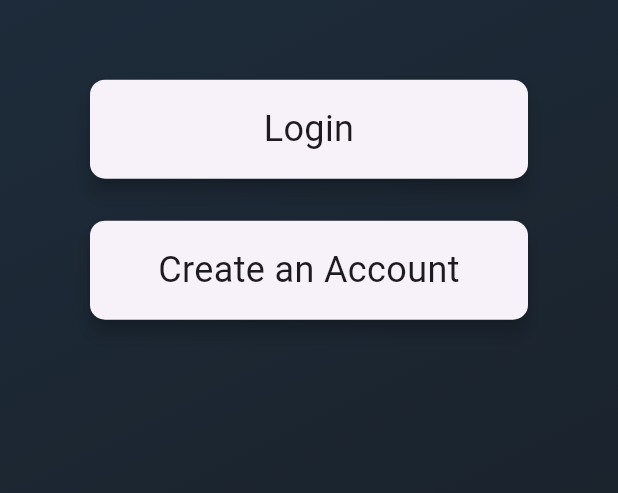
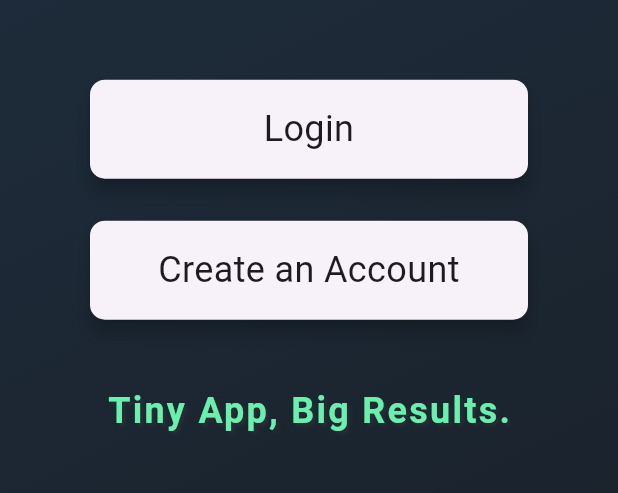
Before and after one commit to CSC-4350-SP2024/Team10, a Flutter app: the screen it shows after launch, on a phone screen of 412 x 824 dp, the part 499-992 px from its top. Run offline on Flutter 3.47's test engine with Material 3 defaults, Android fonts, the phone set to English and light mode, and no system bars; our stand-ins replace cloud_firestore, firebase_auth, firebase_core; missing offline and left inert: confirm_dialog; accounts and stored records are empty; Roboto replaces fonts that are missing (Pacifico).

Commit message:
QOL changes to buttons
also saves session if user is still logged in (no need to login each time)

```diff
--- a/tinytaskapp/lib/main.dart
+++ b/tinytaskapp/lib/main.dart
@@ -2,6 +2,7 @@ import 'package:flutter/material.dart';
 import 'package:tinytaskapp/firebase_options.dart';
 import 'nav.dart';
 import 'package:firebase_core/firebase_core.dart';
+import 'package:firebase_auth/firebase_auth.dart';
 import 'userDirectory.dart';
 import './themes/theme.dart';
 
@@ -30,9 +31,29 @@ class TaskApp extends StatelessWidget {
   Widget build(BuildContext context) {
     return MaterialApp(
       debugShowCheckedModeBanner: false,
-      title: 'Task App',
+      title: 'TinyTask',
       theme: AppThemes.darkTheme(),
-      home: const UserDirectoryScreen(),
+      home: StreamBuilder<User?>(
+        stream: FirebaseAuth.instance.authStateChanges(),
+        builder: (context, snapshot) {
+          if (snapshot.connectionState == ConnectionState.active) {
+            // Get the user
+            User? user = snapshot.data;
+            // If the user is not null, they're logged in
+            if (user != null) {
+              return HomeScreen(); // Or whatever your home screen is
+            }
+            // User is not logged in
+            return const UserDirectoryScreen();
+          }
+          // Waiting for connection state to be active
+          return const Scaffold(
+            body: Center(
+              child: CircularProgressIndicator(),
+            ),
+          );
+        },
+      ),
     );
   }
 }
--- a/tinytaskapp/lib/processTasks/addTask.dart
+++ b/tinytaskapp/lib/processTasks/addTask.dart
@@ -347,7 +347,7 @@ class _AddTaskScreenState extends State<AddTaskScreen> {
                 await addTask();
               },
               style: ButtonStyle(
-                backgroundColor: MaterialStateProperty.all(navBackgroundColor),
+                backgroundColor: MaterialStateProperty.all(Colors.green),
               ),
               child: Text(
                 'Add',
--- a/tinytaskapp/lib/processTasks/editTask.dart
+++ b/tinytaskapp/lib/processTasks/editTask.dart
@@ -319,7 +319,7 @@ class _EditTaskScreenState extends State<EditTaskScreen> {
                 await updateTask();
               },
               style: ButtonStyle(
-                backgroundColor: MaterialStateProperty.all(navBackgroundColor),
+                backgroundColor: MaterialStateProperty.all(Colors.green),
               ),
               child: Text(
                 'Update',
--- a/tinytaskapp/lib/register-login/register.dart
+++ b/tinytaskapp/lib/register-login/register.dart
@@ -13,13 +13,18 @@ class RegScreen extends StatelessWidget {
     final TextEditingController _passwordController = TextEditingController();
 
     return Scaffold(
+      resizeToAvoidBottomInset: true,
       appBar: AppBar(
-        title: Text('Sign Up for an Account', style: TextStyle(color: fontColor)),
-        backgroundColor: backgroundColor, // Applying backgroundColor to the app bar
+        title:
+            Text('Sign Up for an Account', style: TextStyle(color: fontColor)),
+        backgroundColor:
+            backgroundColor, // Applying backgroundColor to the app bar
         iconTheme: IconThemeData(color: fontColor),
       ),
-      body: Container(
-        color: settingsBackgroundColor, // Applying settingsBackgroundColor to the body
+      body: SingleChildScrollView(
+        child: Container(
+          color:
+              settingsBackgroundColor, // Applying settingsBackgroundColor to the body
           padding: const EdgeInsets.all(16.0),
           child: Column(
             crossAxisAlignment: CrossAxisAlignment.stretch,
@@ -27,9 +32,12 @@ class RegScreen extends StatelessWidget {
             children: [
               TextFormField(
                 decoration: InputDecoration(
-                icon: Icon(Icons.person, color: fontColor), // Adding fontColor to the icon color
+                  icon: Icon(Icons.person,
+                      color: fontColor), // Adding fontColor to the icon color
                   labelText: 'First Name *',
-                labelStyle: TextStyle(color: fontColor), // Adding fontColor to the label text color
+                  labelStyle: TextStyle(
+                      color:
+                          fontColor), // Adding fontColor to the label text color
                 ),
                 validator: (value) {
                   if (value?.isEmpty ?? true) {
@@ -40,9 +48,12 @@ class RegScreen extends StatelessWidget {
               ),
               TextFormField(
                 decoration: InputDecoration(
-                icon: Icon(Icons.person, color: fontColor), // Adding fontColor to the icon color
+                  icon: Icon(Icons.person,
+                      color: fontColor), // Adding fontColor to the icon color
                   labelText: 'Last Name *',
-                labelStyle: TextStyle(color: fontColor), // Adding fontColor to the label text color
+                  labelStyle: TextStyle(
+                      color:
+                          fontColor), // Adding fontColor to the label text color
                 ),
                 validator: (value) {
                   if (value?.isEmpty ?? true) {
@@ -53,16 +64,20 @@ class RegScreen extends StatelessWidget {
               ),
               TextFormField(
                 decoration: InputDecoration(
-                icon: Icon(Icons.mail, color: fontColor), // Adding fontColor to the icon color
+                  icon: Icon(Icons.mail,
+                      color: fontColor), // Adding fontColor to the icon color
                   labelText: 'Email *',
-                labelStyle: TextStyle(color: fontColor), // Adding fontColor to the label text color
+                  labelStyle: TextStyle(
+                      color:
+                          fontColor), // Adding fontColor to the label text color
                 ),
                 validator: (String? value) {
                   if (value == null || value.isEmpty) {
                     return 'Please enter your email';
                   }
                   // Applying regex validation for email
-                if (!RegExp(r'^[\w-\.]+@([\w-]+\.)+[\w-]{2,4}$').hasMatch(value)) {
+                  if (!RegExp(r'^[\w-\.]+@([\w-]+\.)+[\w-]{2,4}$')
+                      .hasMatch(value)) {
                     return 'Please enter a valid email address';
                   }
                   return null;
@@ -78,7 +93,8 @@ class RegScreen extends StatelessWidget {
                 decoration: InputDecoration(
                   border: OutlineInputBorder(),
                 ),
-              items: <String>['up to 3', 'up to 5', 'up to 8'].map((String value) {
+                items: <String>['up to 3', 'up to 5', 'up to 8']
+                    .map((String value) {
                   return DropdownMenuItem<String>(
                     value: value,
                     child: Text(value, style: TextStyle(color: fontColor)),
@@ -91,16 +107,21 @@ class RegScreen extends StatelessWidget {
               TextFormField(
                 controller: _passwordController,
                 decoration: InputDecoration(
-                icon: Icon(Icons.lock_person_rounded, color: fontColor), // Adding fontColor to the icon color
+                  icon: Icon(Icons.lock_person_rounded,
+                      color: fontColor), // Adding fontColor to the icon color
                   labelText: 'Password *',
-                labelStyle: TextStyle(color: fontColor), // Adding fontColor to the label text color
+                  labelStyle: TextStyle(
+                      color:
+                          fontColor), // Adding fontColor to the label text color
                 ),
                 validator: (String? value) {
                   if (value == null || value.isEmpty) {
                     return 'Please enter your password';
                   }
                   // Applying regex validation for password
-                if (!RegExp(r'^(?=.*[A-Za-z])(?=.*\d)(?=.*[@$!%*#?&])[A-Za-z\d@$!%*#?&]{8,}$').hasMatch(value)) {
+                  if (!RegExp(
+                          r'^(?=.*[A-Za-z])(?=.*\d)(?=.*[@$!%*#?&])[A-Za-z\d@$!%*#?&]{8,}$')
+                      .hasMatch(value)) {
                     return 'Your password must:\nContain eight characters\nContain at least one letter\nContain at least one number\nContain one special character';
                   }
                   return null;
@@ -108,9 +129,12 @@ class RegScreen extends StatelessWidget {
               ),
               TextFormField(
                 decoration: InputDecoration(
-                icon: Icon(Icons.lock_person_rounded, color: fontColor), // Adding fontColor to the icon color
+                  icon: Icon(Icons.lock_person_rounded,
+                      color: fontColor), // Adding fontColor to the icon color
                   labelText: 'Confirm Password *',
-                labelStyle: TextStyle(color: fontColor), // Adding fontColor to the label text color
+                  labelStyle: TextStyle(
+                      color:
+                          fontColor), // Adding fontColor to the label text color
                 ),
                 validator: (String? value) {
                   if (value == null || value.isEmpty) {
@@ -128,7 +152,8 @@ class RegScreen extends StatelessWidget {
                   // TODO: Implement sign up logic
                 },
                 style: ButtonStyle(
-                backgroundColor: MaterialStateProperty.all(settingsBackgroundColor), // Using settingsBackgroundColor for button background
+                  backgroundColor: MaterialStateProperty.all(
+                      settingsBackgroundColor), // Using settingsBackgroundColor for button background
                 ),
                 child: Text(
                   'Sign Up',
@@ -147,14 +172,16 @@ class RegScreen extends StatelessWidget {
                     MaterialPageRoute(builder: (context) => LoginScreen()),
                   );
                 },
-              child: Text (
+                child: Text(
                   "Already have an account? Sign in now.",
-                style: TextStyle(color: fontColor), // Adding fontColor to the text color
+                  style: TextStyle(
+                      color: fontColor), // Adding fontColor to the text color
                 ),
               )
             ],
           ),
         ),
+      ),
     );
   }
 }
--- a/tinytaskapp/lib/userDirectory.dart
+++ b/tinytaskapp/lib/userDirectory.dart
@@ -77,9 +77,9 @@ class UserDirectoryScreen extends StatelessWidget {
                             shape: RoundedRectangleBorder(
                               borderRadius: BorderRadius.circular(10.0),
                             ),
-                            child: Padding(
+                            child: const Padding(
                               padding: EdgeInsets.all(16.0),
-                              child: const Text(
+                              child: Text(
                                 'Create an Account',
                                 textAlign: TextAlign.center,
                                 style: TextStyle(
@@ -89,6 +89,25 @@ class UserDirectoryScreen extends StatelessWidget {
                               ),
                             ),
                           ),
+                        ),
+                      ),
+                      SizedBox(height: 40),
+                      Text(
+                        'Tiny App, Big Results.',
+                        style: TextStyle(
+                          color: Colors.greenAccent,
+                          fontSize: 24,
+                          fontWeight: FontWeight.bold,
+                          fontFamily: 'Pacifico',
+                          letterSpacing: 1.5,
+                          shadows: [
+                            Shadow(
+                              blurRadius: 2,
+                              color: const Color.fromARGB(255, 73, 60, 60)
+                                  .withOpacity(0.3),
+                              offset: Offset(2, 2),
+                            ),
+                          ],
                         ),
                       ),
                     ],
```
Lines whose indentation alone changed are shown as unchanged.
